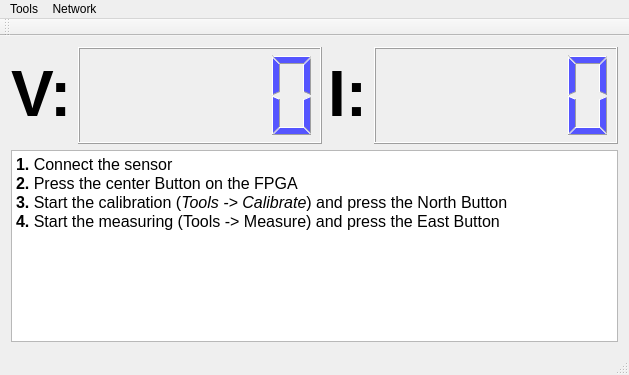
Zap123/Nanosystem-project, file mainwindow.ui: the form before one commit.
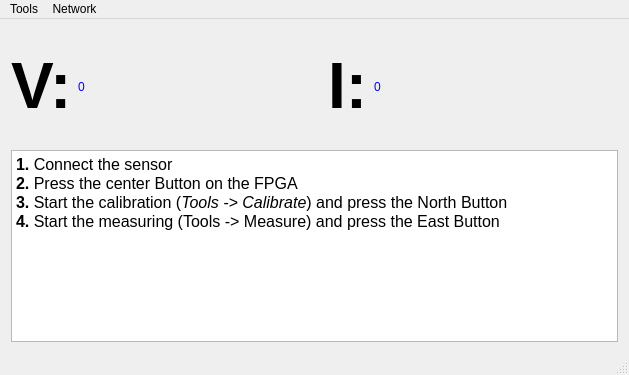
The form after the commit.

Diff of the .ui file:
```diff
--- a/mainwindow.ui
+++ b/mainwindow.ui
@@ -40,9 +40,14 @@
        </widget>
       </item>
       <item>
-       <widget class="QLCDNumber" name="lcdNumber">
+       <widget class="QLabel" name="lcdV">
         <property name="styleSheet">
-         <string notr="true">color: rgb(85, 85, 255)</string>
+         <string notr="true">color: rgb(0, 0, 255);
+font: 57  48pt &quot;Helvetica&quot;;
+</string>
+        </property>
+        <property name="text">
+         <string>0</string>
         </property>
        </widget>
       </item>
@@ -60,9 +65,14 @@
        </widget>
       </item>
       <item>
-       <widget class="QLCDNumber" name="lcdNumber_2">
+       <widget class="QLabel" name="lcdI">
         <property name="styleSheet">
-         <string notr="true">color: rgb(85, 85, 255)</string>
+         <string notr="true">color: rgb(0, 0, 255);
+font: 57  48pt &quot;Helvetica&quot;;
+</string>
+        </property>
+        <property name="text">
+         <string>0</string>
         </property>
        </widget>
       </item>
@@ -116,17 +126,6 @@
    <addaction name="menuNetwork"/>
   </widget>
   <widget class="QStatusBar" name="statusBar"/>
-  <widget class="QToolBar" name="mainToolBar">
-   <property name="enabled">
-    <bool>true</bool>
-   </property>
-   <attribute name="toolBarArea">
-    <enum>TopToolBarArea</enum>
-   </attribute>
-   <attribute name="toolBarBreak">
-    <bool>false</bool>
-   </attribute>
-  </widget>
   <action name="actionCalibrate">
    <property name="text">
     <string>Calibrate</string>
```
Left out of the diff: 12 changed lines with no effect on the pictures.
